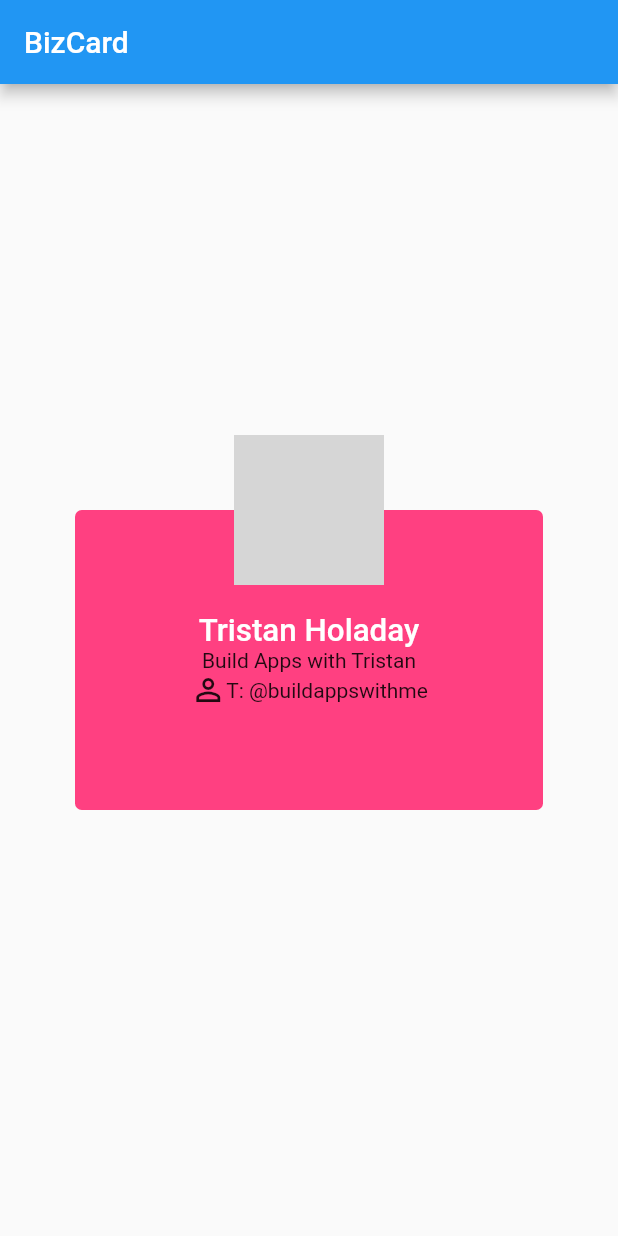
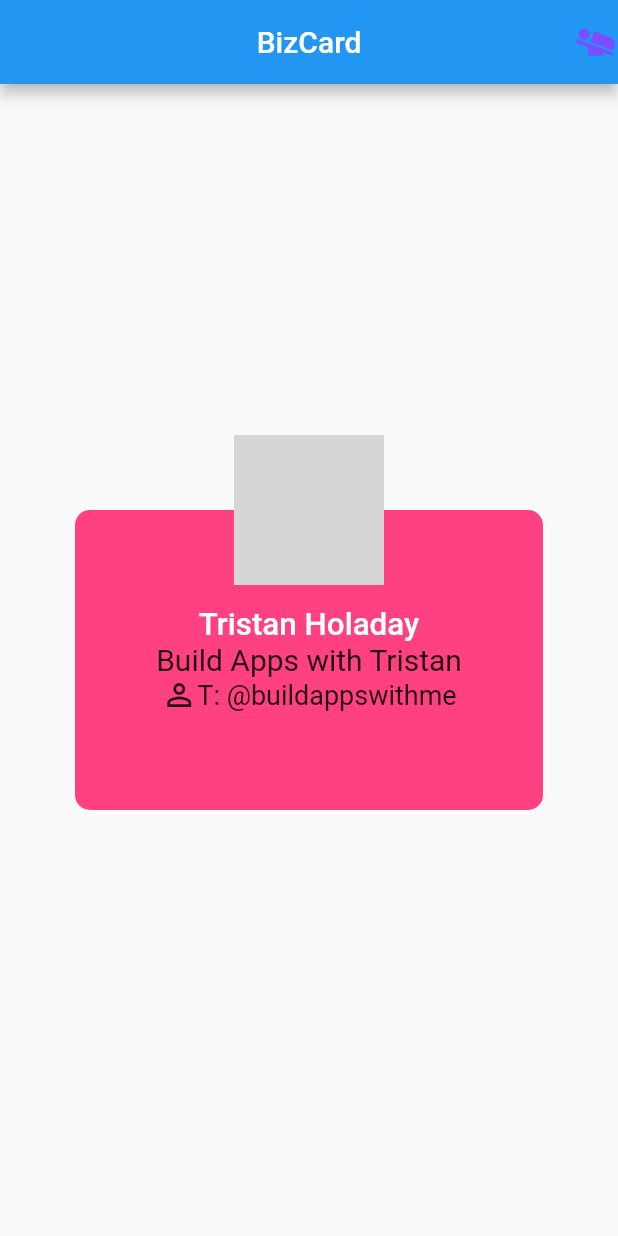
Before and after one commit to TristanHoladay/Flutter_Course-Dart, a Flutter app: the screen it shows after launch, on a phone screen of 412 x 824 dp. Run offline on Flutter 3.47's test engine with Material 2 defaults, Android fonts, the phone set to English and light mode, and no system bars; network calls fail; grey boxes are pictures that could not be loaded.

Commit message:
tried making a few changes to bizcard app

```diff
--- a/bizcard_app/lib/ui/home.dart
+++ b/bizcard_app/lib/ui/home.dart
@@ -1,3 +1,6 @@
+//import 'dart:html';
+
+import 'package:flutter/foundation.dart';
 import 'package:flutter/material.dart';
 
 class BizCard extends StatelessWidget {
@@ -5,7 +8,13 @@ class BizCard extends StatelessWidget {
   Widget build(BuildContext context) {
     return Scaffold(
       appBar: AppBar(
-        title: Text("BizCard"),
+        title: Text("BizCard", textAlign: TextAlign.center),
+        centerTitle: true,
+        actions: <Widget>[
+          Icon(Icons.airline_seat_flat_angled,
+            color: Colors.deepPurpleAccent,
+            size: 30.0,)
+        ],
 
       ),
       body: Container(
@@ -28,7 +37,7 @@ class BizCard extends StatelessWidget {
       margin: EdgeInsets.all(50.0),
       decoration: BoxDecoration(
         color: Colors.pinkAccent,
-        borderRadius: BorderRadius.circular(4.5)
+        borderRadius: BorderRadius.circular(10)
       ),
       child: Column(
         mainAxisAlignment: MainAxisAlignment.center,
@@ -37,12 +46,12 @@ class BizCard extends StatelessWidget {
           style: TextStyle(fontSize: 20.9,
           color: Colors.white,
           fontWeight: FontWeight.w500)),
-          Text("Build Apps with Tristan"),
+          Text("Build Apps with Tristan", style: TextStyle(fontSize: 20.0),),
           Row(
             mainAxisAlignment: MainAxisAlignment.center,
             children: <Widget>[
               Icon(Icons.person_outline),
-              Text("T: @buildappswithme")
+              Text("T: @buildappswithme", style: TextStyle(fontSize: 18.0),)
             ],
           )
         ],
```
Also changed, not shown: 1 other file.
